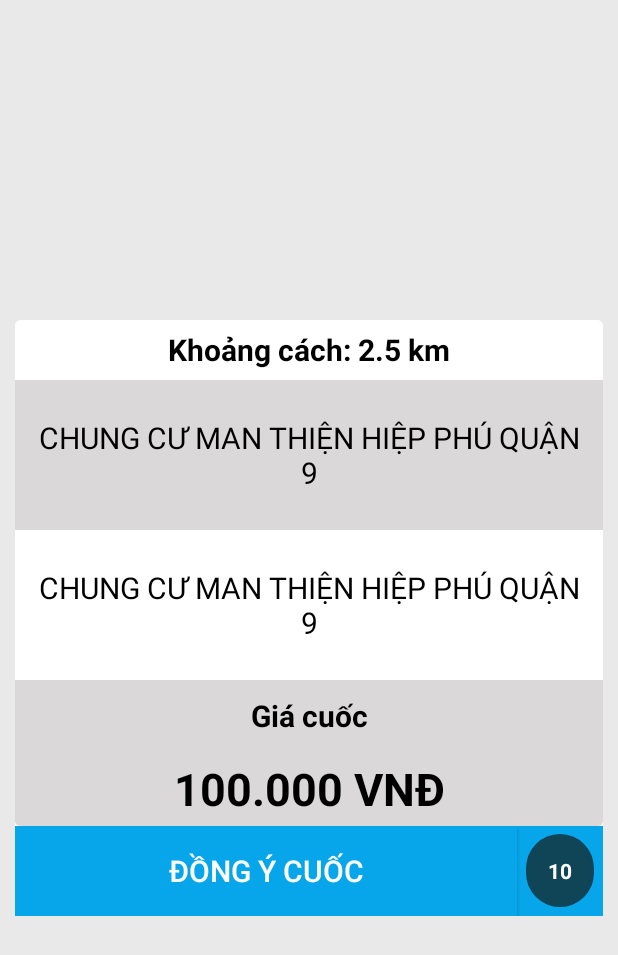
After one commit to huongthu/TaxiNhanhDriver, an Android app: the layout activity_customer_request.xml on its own in the app's theme, with its tools: preview values and no code run, on a phone screen of 412 x 824 dp. The commit adds this screen. Shown: the top 955 px of the screen. Run offline under Robolectric (Android 15) with nearby library versions, the phone set to English and light mode, and no system bars.

Commit message:
Add Booking Request

```diff
--- /dev/null
+++ b/app/src/main/res/drawable/layout_bg_circle.xml
@@ -0,0 +1,15 @@
+<?xml version="1.0" encoding="utf-8"?>
+<shape xmlns:android="http://schemas.android.com/apk/res/android"
+    android:shape="rectangle" >
+    <solid android:color="#0f4556" />
+    <corners
+        android:topLeftRadius="25dp"
+        android:topRightRadius="25dp"
+        android:bottomLeftRadius="25dp"
+        android:bottomRightRadius="25dp"
+        />
+
+    <stroke
+        android:width="1dp"
+        android:color="@android:color/transparent" />
+</shape>
--- /dev/null
+++ b/app/src/main/res/drawable/layout_bg_cus_req_bottom.xml
@@ -0,0 +1,8 @@
+<?xml version="1.0" encoding="utf-8"?>
+<shape xmlns:android="http://schemas.android.com/apk/res/android"
+    android:shape="rectangle" >
+    <solid android:color="@color/colorCustomerBookGrey" />
+
+    <corners android:topLeftRadius="0dp" android:topRightRadius="0dp"
+        android:bottomLeftRadius="3dp" android:bottomRightRadius="3dp"/>
+</shape>
--- /dev/null
+++ b/app/src/main/res/layout/activity_customer_request.xml
@@ -0,0 +1,116 @@
+<?xml version="1.0" encoding="utf-8"?>
+<RelativeLayout xmlns:android="http://schemas.android.com/apk/res/android"
+    android:layout_width="wrap_content"
+    android:layout_height="wrap_content"
+    android:background="#49c1bcbc"
+    android:gravity="center"
+    android:orientation="vertical">
+
+    <LinearLayout
+        android:layout_width="match_parent"
+        android:layout_height="match_parent"
+        android:gravity="center"
+        android:layout_margin="10dp"
+        android:orientation="vertical">
+        <LinearLayout
+            android:layout_width="match_parent"
+            android:layout_height="wrap_content"
+            android:gravity="center"
+            android:background="@drawable/layout_bg"
+            android:orientation="vertical">
+
+            <TextView
+                android:id="@+id/tvDistance"
+                android:layout_width="match_parent"
+                android:layout_height="40dp"
+                android:background="@drawable/layout_bg_top"
+                android:gravity="center"
+                android:text="Khoảng cách: 2.5 km"
+                android:textColor="@color/colorBlack"
+                android:textSize="20sp"
+                android:textStyle="bold" />
+
+            <TextView
+                android:id="@+id/tvPickUp"
+                android:layout_width="match_parent"
+                android:layout_height="100dp"
+                android:background="@color/colorCustomerBookGrey"
+                android:gravity="center"
+                android:padding="10dp"
+                android:text="CHUNG CƯ MAN THIỆN HIỆP PHÚ QUẬN 9"
+                android:textColor="@color/colorBlack"
+                android:textSize="20sp"
+                />
+
+            <TextView
+                android:id="@+id/tvDropOff"
+                android:layout_width="match_parent"
+                android:layout_height="100dp"
+                android:background="@color/colorWhite"
+                android:gravity="center"
+                android:padding="10dp"
+                android:text="CHUNG CƯ MAN THIỆN HIỆP PHÚ QUẬN 9"
+                android:textColor="@color/colorBlack"
+                android:textSize="20sp" />
+
+            <LinearLayout
+                android:layout_width="match_parent"
+                android:layout_height="wrap_content"
+                android:background="@drawable/layout_bg_cus_req_bottom"
+                android:orientation="vertical">
+
+                <TextView
+                    android:layout_width="match_parent"
+                    android:layout_height="wrap_content"
+                    android:gravity="center"
+                    android:padding="10dp"
+                    android:text="Giá cuốc"
+                    android:textColor="@color/colorBlack"
+                    android:textSize="20sp"
+                    android:textStyle="bold" />
+
+                <TextView
+                    android:id="@+id/tvFee"
+                    android:layout_width="match_parent"
+                    android:layout_height="50dp"
+                    android:gravity="center"
+                    android:text="100.000 VNĐ"
+                    android:textColor="@color/colorBlack"
+                    android:textSize="30sp"
+                    android:textStyle="bold" />
+            </LinearLayout>
+            <LinearLayout
+                android:layout_width="match_parent"
+                android:layout_height="60dp"
+                android:layout_alignParentBottom="true"
+                android:background="#07a6ea"
+                android:orientation="horizontal"
+                android:gravity="center"
+                >
+                <Button
+                    android:id="@+id/btnConfirm"
+                    android:layout_width="match_parent"
+                    android:background="#07a6ea"
+                    android:layout_height="60dp"
+                    android:textAllCaps="true"
+                    android:textSize="20sp"
+                    android:textColor="@color/colorWhite"
+                    android:text="Đồng ý cuốc"
+                    android:layout_weight="20"
+                    />
+                <TextView
+                    android:layout_margin="5dp"
+                    android:background="@drawable/layout_bg_circle"
+                    android:layout_weight="1"
+                    android:textStyle="bold"
+                    android:textColor="@color/colorWhite"
+                    android:text="10"
+                    android:layout_width="50dp"
+                    android:layout_height="50dp"
+                    android:gravity="center_vertical|center_horizontal" />
+            </LinearLayout>
+        </LinearLayout>
+
+    </LinearLayout>
+
+</RelativeLayout>
--- a/app/src/main/res/layout/activity_login.xml
+++ b/app/src/main/res/layout/activity_login.xml
@@ -4,7 +4,7 @@
     xmlns:tools="http://schemas.android.com/tools"
     android:layout_width="match_parent"
     android:layout_height="match_parent"
-    tools:context="com.example.thu.taxinhanh.LoginActivity"
+    tools:context="com.example.thu.taxinhanhdriver.LoginActivity"
    >
     <ImageView
         android:layout_width="match_parent"
--- a/app/src/main/res/values/colors.xml
+++ b/app/src/main/res/values/colors.xml
@@ -13,4 +13,5 @@
     <color name="colorRed">#e41313</color>
     <color name="colorOpaque">#85000000</color>
     <color name="colorQueuing">#45fa0000</color>
+    <color name="colorCustomerBookGrey">#dad8d8</color>
 </resources>
```
Also changed, not shown: app/src/main/java/com/example/thu/fragments/BookFragment.java (+119 -9 lines), app/src/main/res/layout/activity_book.xml (+13 -2 lines).
